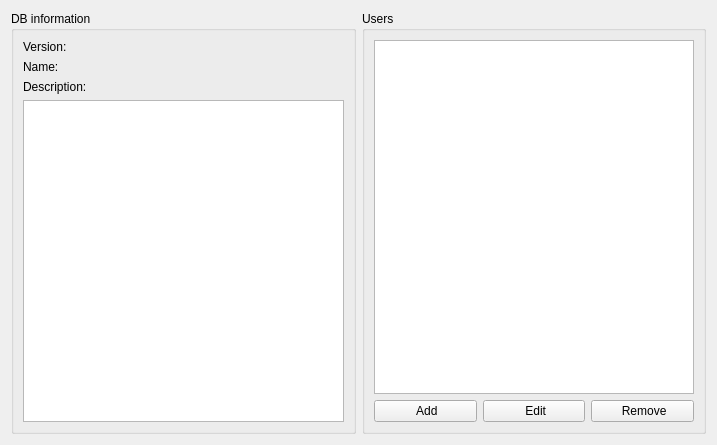
koromodako/picsou, file ui/viewers/picsoudbviewer.ui: the form before one commit.
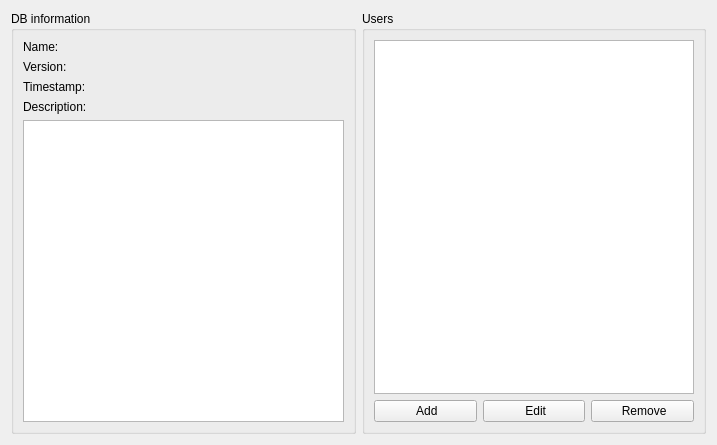
The form after the commit. Icons and pictures are not drawn.

What changed in the file:
```diff
--- a/ui/viewers/picsoudbviewer.ui
+++ b/ui/viewers/picsoudbviewer.ui
@@ -19,36 +19,27 @@
      <property name="title">
       <string>DB information</string>
      </property>
-     <layout class="QVBoxLayout" name="verticalLayout_3">
+     <layout class="QVBoxLayout" name="verticalLayout_2">
       <item>
-       <layout class="QHBoxLayout" name="horizontalLayout_2">
+       <layout class="QVBoxLayout" name="verticalLayout">
+        <property name="sizeConstraint">
+         <enum>QLayout::SetDefaultConstraint</enum>
+        </property>
         <item>
-         <layout class="QVBoxLayout" name="verticalLayout">
-          <item>
-           <widget class="QLabel" name="version_label">
-            <property name="text">
-             <string>Version:</string>
-            </property>
-           </widget>
-          </item>
+         <layout class="QHBoxLayout" name="horizontalLayout_5">
           <item>
            <widget class="QLabel" name="name_label">
+            <property name="sizePolicy">
+             <sizepolicy hsizetype="Maximum" vsizetype="Preferred">
+              <horstretch>0</horstretch>
+              <verstretch>0</verstretch>
+             </sizepolicy>
+            </property>
             <property name="text">
              <string>Name:</string>
             </property>
            </widget>
           </item>
-         </layout>
-        </item>
-        <item>
-         <layout class="QVBoxLayout" name="verticalLayout_2">
-          <item>
-           <widget class="QLabel" name="version">
-            <property name="text">
-             <string>&lt;version&gt;</string>
-            </property>
-           </widget>
-          </item>
           <item>
            <widget class="QLabel" name="name">
             <property name="text">
@@ -58,6 +49,54 @@
           </item>
          </layout>
         </item>
+        <item>
+         <layout class="QHBoxLayout" name="horizontalLayout_4">
+          <item>
+           <widget class="QLabel" name="version_label">
+            <property name="sizePolicy">
+             <sizepolicy hsizetype="Maximum" vsizetype="Preferred">
+              <horstretch>0</horstretch>
+              <verstretch>0</verstretch>
+             </sizepolicy>
+            </property>
+            <property name="text">
+             <string>Version:</string>
+            </property>
+           </widget>
+          </item>
+          <item>
+           <widget class="QLabel" name="version">
+            <property name="text">
+             <string>&lt;version&gt;</string>
+            </property>
+           </widget>
+          </item>
+         </layout>
+        </item>
+        <item>
+         <layout class="QHBoxLayout" name="horizontalLayout_3">
+          <item>
+           <widget class="QLabel" name="timestamp_label">
+            <property name="sizePolicy">
+             <sizepolicy hsizetype="Maximum" vsizetype="Preferred">
+              <horstretch>0</horstretch>
+              <verstretch>0</verstretch>
+             </sizepolicy>
+            </property>
+            <property name="text">
+             <string>Timestamp:</string>
+            </property>
+           </widget>
+          </item>
+          <item>
+           <widget class="QLabel" name="timestamp">
+            <property name="text">
+             <string>&lt;timestamp&gt;</string>
+            </property>
+           </widget>
+          </item>
+         </layout>
+        </item>
        </layout>
       </item>
       <item>
```
